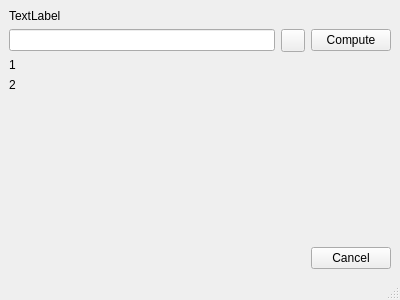
Qt form decoder/mainwindow.ui (Vinceent/morse_decoder) before a commit.
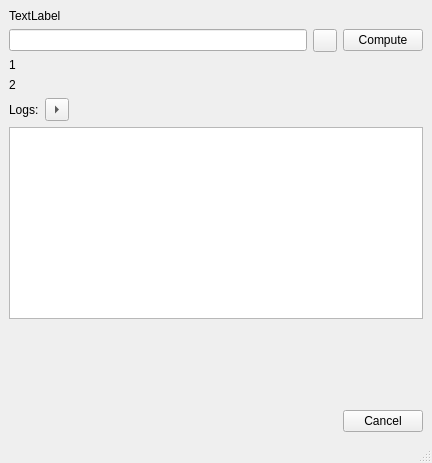
The same form after that commit.

```diff
--- a/decoder/mainwindow.ui
+++ b/decoder/mainwindow.ui
@@ -9,8 +9,8 @@
    <rect>
     <x>0</x>
     <y>0</y>
-    <width>400</width>
-    <height>300</height>
+    <width>432</width>
+    <height>463</height>
    </rect>
   </property>
   <property name="mouseTracking">
@@ -63,6 +63,57 @@
       </property>
      </widget>
     </item>
+    <item>
+     <layout class="QVBoxLayout" name="verticalLayout_3">
+      <item>
+       <layout class="QHBoxLayout" name="horizontalLayout_7">
+        <item>
+         <widget class="QLabel" name="logLabel">
+          <property name="text">
+           <string>Logs:</string>
+          </property>
+         </widget>
+        </item>
+        <item>
+         <widget class="QToolButton" name="logButton">
+          <property name="text">
+           <string/>
+          </property>
+          <property name="iconSize">
+           <size>
+            <width>16</width>
+            <height>16</height>
+           </size>
+          </property>
+          <property name="arrowType">
+           <enum>Qt::RightArrow</enum>
+          </property>
+         </widget>
+        </item>
+        <item>
+         <spacer name="horizontalSpacer_2">
+          <property name="orientation">
+           <enum>Qt::Horizontal</enum>
+          </property>
+          <property name="sizeHint" stdset="0">
+           <size>
+            <width>40</width>
+            <height>20</height>
+           </size>
+          </property>
+         </spacer>
+        </item>
+       </layout>
+      </item>
+      <item>
+       <widget class="QTextBrowser" name="logBrowser">
+        <property name="lineWrapMode">
+         <enum>QTextEdit::NoWrap</enum>
+        </property>
+       </widget>
+      </item>
+     </layout>
+    </item>
     <item>
      <spacer name="verticalSpacer">
       <property name="orientation">
```
Left out of the diff: 6 changed lines with no effect on the pictures.
